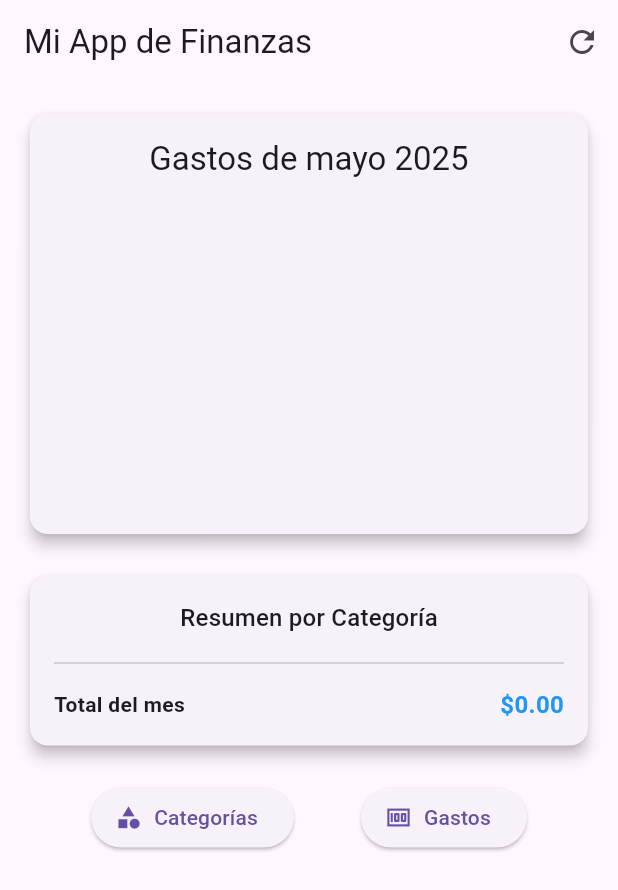
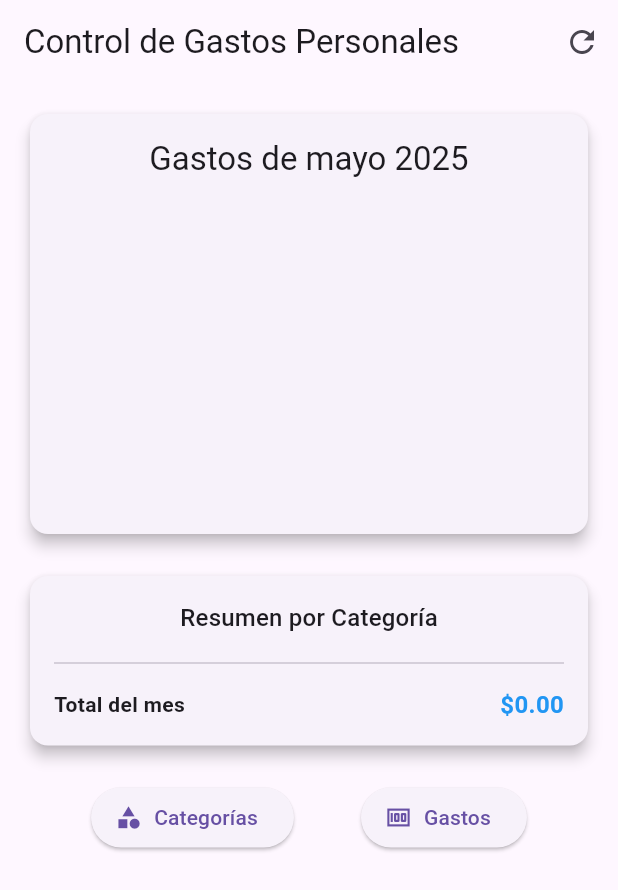
Before and after one commit to Lpsv1/DAM_grupo_14_App_gastos, a Flutter app: the screen it shows after launch, on a phone screen of 412 x 824 dp. Shown: the top 890 px of the screen. Run offline on Flutter 3.47's test engine with Material 3 defaults, Android fonts, the light colour scheme and no system bars; our stand-ins replace shared_preferences.

```diff
--- a/lib/screens/home_page.dart
+++ b/lib/screens/home_page.dart
@@ -62,7 +62,7 @@ class HomePage extends StatelessWidget {
 
     return Scaffold(
       appBar: AppBar(
-        title: const Text('Mi App de Finanzas'),
+        title: const Text('Control de Gastos Personales'),
         actions: [
           IconButton(
             icon: const Icon(Icons.refresh),
```
Also changed, not shown: lib/assets/logoesit.png (added), 10 other files.
